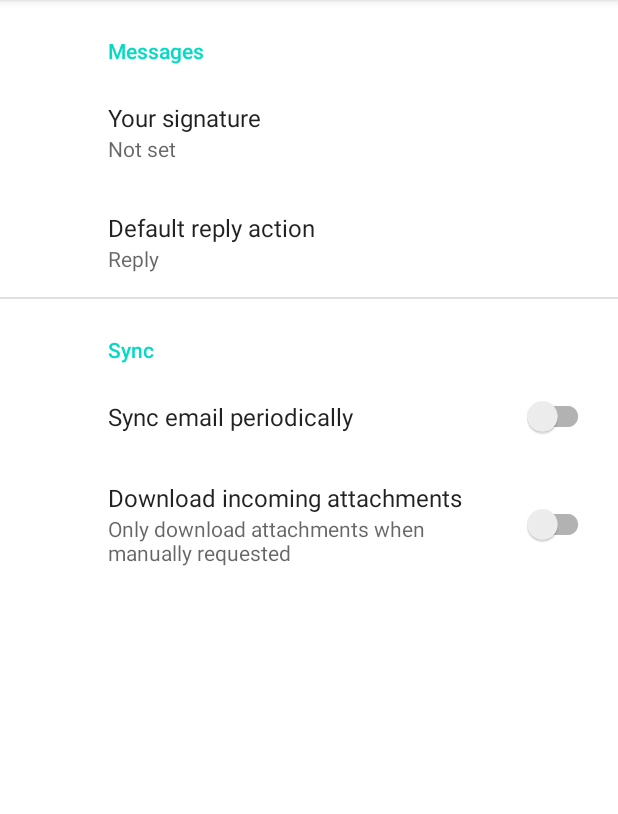
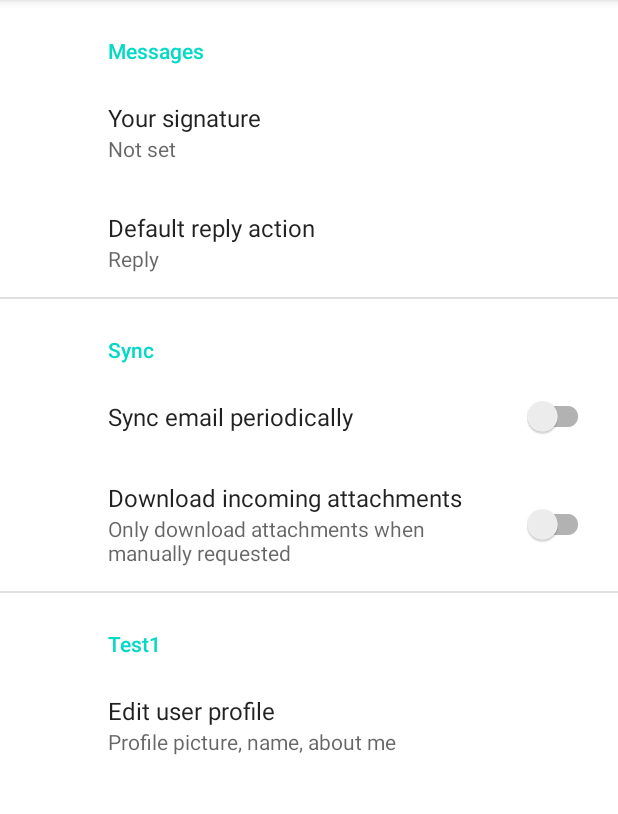
Before and after one commit to zoeyle144/cmpt362project, an Android app: the fragment SettingsFragment shown on its own in the app's theme, on a phone screen of 412 x 824 dp, the part 84-898 px from its top. Run offline under Robolectric (Android 15) with nearby library versions, the phone set to English and light mode, and no system bars; our stand-ins replace androidx.preference.

Commit message:
Create preference to launch user prof activity
It works

```diff
--- a/Project/app/src/main/res/xml/root_preferences.xml
+++ b/Project/app/src/main/res/xml/root_preferences.xml
@@ -1,4 +1,6 @@
-<PreferenceScreen xmlns:app="http://schemas.android.com/apk/res-auto">
+<PreferenceScreen
+    xmlns:android="http://schemas.android.com/apk/res/android"
+    xmlns:app="http://schemas.android.com/apk/res-auto">
 
     <PreferenceCategory app:title="@string/messages_header">
 
@@ -32,4 +34,13 @@
 
     </PreferenceCategory>
 
+
+    <PreferenceCategory app:title="Test1">
+        <Preference
+            app:title="Edit user profile"
+            app:summary="Profile picture, name, about me">
+            <intent android:action="com.example.cmpt362project.ui.settings.UserProfileActivity" />
+        </Preference>
+    </PreferenceCategory>
+
 </PreferenceScreen>
```
Also changed, not shown: Project/app/src/main/AndroidManifest.xml (+6 -1 lines).
